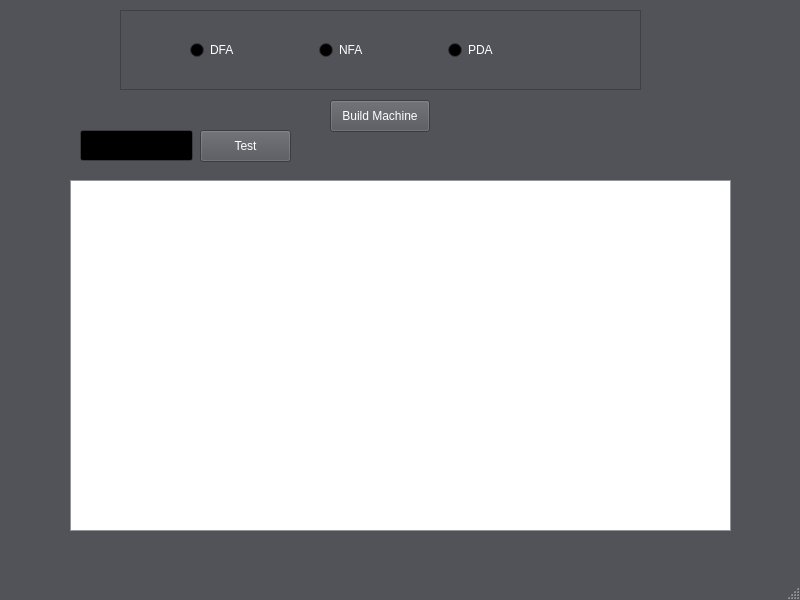
The window that FiniteStateMachinesApp/mainwindow.ui (noah2734/FiniteStateMachines) describes before a commit, drawn with Qt 5.
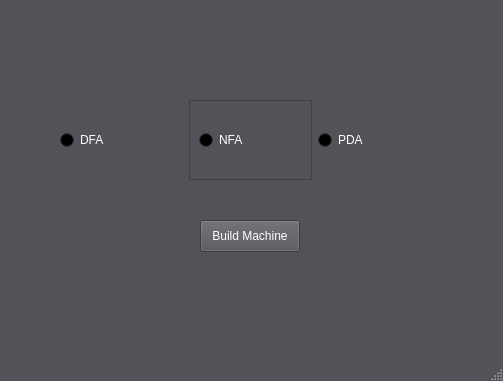
The same window after the commit.

The edit to the form file:
```diff
--- a/FiniteStateMachinesApp/mainwindow.ui
+++ b/FiniteStateMachinesApp/mainwindow.ui
@@ -6,8 +6,8 @@
    <rect>
     <x>0</x>
     <y>0</y>
-    <width>800</width>
-    <height>600</height>
+    <width>503</width>
+    <height>381</height>
    </rect>
   </property>
   <property name="palette">
@@ -456,515 +456,11 @@
    <string>MainWindow</string>
   </property>
   <widget class="QWidget" name="centralwidget">
-   <widget class="QGraphicsView" name="graphicsView">
-    <property name="geometry">
-     <rect>
-      <x>70</x>
-      <y>180</y>
-      <width>661</width>
-      <height>351</height>
-     </rect>
-    </property>
-    <property name="palette">
-     <palette>
-      <active>
-       <colorrole role="WindowText">
-        <brush brushstyle="SolidPattern">
-         <color alpha="255">
-          <red>0</red>
-          <green>0</green>
-          <blue>0</blue>
-         </color>
-        </brush>
-       </colorrole>
-       <colorrole role="Button">
-        <brush brushstyle="SolidPattern">
-         <color alpha="255">
-          <red>190</red>
-          <green>193</green>
-          <blue>204</blue>
-         </color>
-        </brush>
-       </colorrole>
-       <colorrole role="Light">
-        <brush brushstyle="SolidPattern">
-         <color alpha="255">
-          <red>255</red>
-          <green>255</green>
-          <blue>255</blue>
-         </color>
-        </brush>
-       </colorrole>
-       <colorrole role="Midlight">
-        <brush brushstyle="SolidPattern">
-         <color alpha="255">
-          <red>222</red>
-          <green>224</green>
-          <blue>229</blue>
-         </color>
-        </brush>
-       </colorrole>
-       <colorrole role="Dark">
-        <brush brushstyle="SolidPattern">
-         <color alpha="255">
-          <red>95</red>
-          <green>97</green>
-          <blue>102</blue>
-         </color>
-        </brush>
-       </colorrole>
-       <colorrole role="Mid">
-        <brush brushstyle="SolidPattern">
-         <color alpha="255">
-          <red>126</red>
-          <green>129</green>
-          <blue>136</blue>
-         </color>
-        </brush>
-       </colorrole>
-       <colorrole role="Text">
-        <brush brushstyle="SolidPattern">
-         <color alpha="255">
-          <red>0</red>
-          <green>0</green>
-          <blue>0</blue>
-         </color>
-        </brush>
-       </colorrole>
-       <colorrole role="BrightText">
-        <brush brushstyle="SolidPattern">
-         <color alpha="255">
-          <red>255</red>
-          <green>255</green>
-          <blue>255</blue>
-         </color>
-        </brush>
-       </colorrole>
-       <colorrole role="ButtonText">
-        <brush brushstyle="SolidPattern">
-         <color alpha="255">
-          <red>0</red>
-          <green>0</green>
-          <blue>0</blue>
-         </color>
-        </brush>
-       </colorrole>
-       <colorrole role="Base">
-        <brush brushstyle="SolidPattern">
-         <color alpha="255">
-          <red>255</red>
-          <green>255</green>
-          <blue>255</blue>
-         </color>
-        </brush>
-       </colorrole>
-       <colorrole role="Window">
-        <brush brushstyle="SolidPattern">
-         <color alpha="255">
-          <red>190</red>
-          <green>193</green>
-          <blue>204</blue>
-         </color>
-        </brush>
-       </colorrole>
-       <colorrole role="Shadow">
-        <brush brushstyle="SolidPattern">
-         <color alpha="255">
-          <red>0</red>
-          <green>0</green>
-          <blue>0</blue>
-         </color>
-        </brush>
-       </colorrole>
-       <colorrole role="AlternateBase">
-        <brush brushstyle="SolidPattern">
-         <color alpha="255">
-          <red>222</red>
-          <green>224</green>
-          <blue>229</blue>
-         </color>
-        </brush>
-       </colorrole>
-       <colorrole role="ToolTipBase">
-        <brush brushstyle="SolidPattern">
-         <color alpha="255">
-          <red>255</red>
-          <green>255</green>
-          <blue>220</blue>
-         </color>
-        </brush>
-       </colorrole>
-       <colorrole role="ToolTipText">
-        <brush brushstyle="SolidPattern">
-         <color alpha="255">
-          <red>0</red>
-          <green>0</green>
-          <blue>0</blue>
-         </color>
-        </brush>
-       </colorrole>
-       <colorrole role="PlaceholderText">
-        <brush brushstyle="SolidPattern">
-         <color alpha="127">
-          <red>0</red>
-          <green>0</green>
-          <blue>0</blue>
-         </color>
-        </brush>
-       </colorrole>
-      </active>
-      <inactive>
-       <colorrole role="WindowText">
-        <brush brushstyle="SolidPattern">
-         <color alpha="255">
-          <red>0</red>
-          <green>0</green>
-          <blue>0</blue>
-         </color>
-        </brush>
-       </colorrole>
-       <colorrole role="Button">
-        <brush brushstyle="SolidPattern">
-         <color alpha="255">
-          <red>190</red>
-          <green>193</green>
-          <blue>204</blue>
-         </color>
-        </brush>
-       </colorrole>
-       <colorrole role="Light">
-        <brush brushstyle="SolidPattern">
-         <color alpha="255">
-          <red>255</red>
-          <green>255</green>
-          <blue>255</blue>
-         </color>
-        </brush>
-       </colorrole>
-       <colorrole role="Midlight">
-        <brush brushstyle="SolidPattern">
-         <color alpha="255">
-          <red>222</red>
-          <green>224</green>
-          <blue>229</blue>
-         </color>
-        </brush>
-       </colorrole>
-       <colorrole role="Dark">
-        <brush brushstyle="SolidPattern">
-         <color alpha="255">
-          <red>95</red>
-          <green>97</green>
-          <blue>102</blue>
-         </color>
-        </brush>
-       </colorrole>
-       <colorrole role="Mid">
-        <brush brushstyle="SolidPattern">
-         <color alpha="255">
-          <red>126</red>
-          <green>129</green>
-          <blue>136</blue>
-         </color>
-        </brush>
-       </colorrole>
-       <colorrole role="Text">
-        <brush brushstyle="SolidPattern">
-         <color alpha="255">
-          <red>0</red>
-          <green>0</green>
-          <blue>0</blue>
-         </color>
-        </brush>
-       </colorrole>
-       <colorrole role="BrightText">
-        <brush brushstyle="SolidPattern">
-         <color alpha="255">
-          <red>255</red>
-          <green>255</green>
-          <blue>255</blue>
-         </color>
-        </brush>
-       </colorrole>
-       <colorrole role="ButtonText">
-        <brush brushstyle="SolidPattern">
-         <color alpha="255">
-          <red>0</red>
-          <green>0</green>
-          <blue>0</blue>
-         </color>
-        </brush>
-       </colorrole>
-       <colorrole role="Base">
-        <brush brushstyle="SolidPattern">
-         <color alpha="255">
-          <red>255</red>
-          <green>255</green>
-          <blue>255</blue>
-         </color>
-        </brush>
-       </colorrole>
-       <colorrole role="Window">
-        <brush brushstyle="SolidPattern">
-         <color alpha="255">
-          <red>190</red>
-          <green>193</green>
-          <blue>204</blue>
-         </color>
-        </brush>
-       </colorrole>
-       <colorrole role="Shadow">
-        <brush brushstyle="SolidPattern">
-         <color alpha="255">
-          <red>0</red>
-          <green>0</green>
-          <blue>0</blue>
-         </color>
-        </brush>
-       </colorrole>
-       <colorrole role="AlternateBase">
-        <brush brushstyle="SolidPattern">
-         <color alpha="255">
-          <red>222</red>
-          <green>224</green>
-          <blue>229</blue>
-         </color>
-        </brush>
-       </colorrole>
-       <colorrole role="ToolTipBase">
-        <brush brushstyle="SolidPattern">
-         <color alpha="255">
-          <red>255</red>
-          <green>255</green>
-          <blue>220</blue>
-         </color>
-        </brush>
-       </colorrole>
-       <colorrole role="ToolTipText">
-        <brush brushstyle="SolidPattern">
-         <color alpha="255">
-          <red>0</red>
-          <green>0</green>
-          <blue>0</blue>
-         </color>
-        </brush>
-       </colorrole>
-       <colorrole role="PlaceholderText">
-        <brush brushstyle="SolidPattern">
-         <color alpha="127">
-          <red>0</red>
-          <green>0</green>
-          <blue>0</blue>
-         </color>
-        </brush>
-       </colorrole>
-      </inactive>
-      <disabled>
-       <colorrole role="WindowText">
-        <brush brushstyle="SolidPattern">
-         <color alpha="255">
-          <red>95</red>
-          <green>97</green>
-          <blue>102</blue>
-         </color>
-        </brush>
-       </colorrole>
-       <colorrole role="Button">
-        <brush brushstyle="SolidPattern">
-         <color alpha="255">
-          <red>190</red>
-          <green>193</green>
-          <blue>204</blue>
-         </color>
-        </brush>
-       </colorrole>
-       <colorrole role="Light">
-        <brush brushstyle="SolidPattern">
-         <color alpha="255">
-          <red>255</red>
-          <green>255</green>
-          <blue>255</blue>
-         </color>
-        </brush>
-       </colorrole>
-       <colorrole role="Midlight">
-        <brush brushstyle="SolidPattern">
-         <color alpha="255">
-          <red>222</red>
-          <green>224</green>
-          <blue>229</blue>
-         </color>
-        </brush>
-       </colorrole>
-       <colorrole role="Dark">
-        <brush brushstyle="SolidPattern">
-         <color alpha="255">
-          <red>95</red>
-          <green>97</green>
-          <blue>102</blue>
-         </color>
-        </brush>
-       </colorrole>
-       <colorrole role="Mid">
-        <brush brushstyle="SolidPattern">
-         <color alpha="255">
-          <red>126</red>
-          <green>129</green>
-          <blue>136</blue>
-         </color>
-        </brush>
-       </colorrole>
-       <colorrole role="Text">
-        <brush brushstyle="SolidPattern">
-         <color alpha="255">
-          <red>95</red>
-          <green>97</green>
-          <blue>102</blue>
-         </color>
-        </brush>
-       </colorrole>
-       <colorrole role="BrightText">
-        <brush brushstyle="SolidPattern">
-         <color alpha="255">
-          <red>255</red>
-          <green>255</green>
-          <blue>255</blue>
-         </color>
-        </brush>
-       </colorrole>
-       <colorrole role="ButtonText">
-        <brush brushstyle="SolidPattern">
-         <color alpha="255">
-          <red>95</red>
-          <green>97</green>
-          <blue>102</blue>
-         </color>
-        </brush>
-       </colorrole>
-       <colorrole role="Base">
-        <brush brushstyle="SolidPattern">
-         <color alpha="255">
-          <red>190</red>
-          <green>193</green>
-          <blue>204</blue>
-         </color>
-        </brush>
-       </colorrole>
-       <colorrole role="Window">
-        <brush brushstyle="SolidPattern">
-         <color alpha="255">
-          <red>190</red>
-          <green>193</green>
-          <blue>204</blue>
-         </color>
-        </brush>
-       </colorrole>
-       <colorrole role="Shadow">
-        <brush brushstyle="SolidPattern">
-         <color alpha="255">
-          <red>0</red>
-          <green>0</green>
-          <blue>0</blue>
-         </color>
-        </brush>
-       </colorrole>
-       <colorrole role="AlternateBase">
-        <brush brushstyle="SolidPattern">
-         <color alpha="255">
-          <red>190</red>
-          <green>193</green>
-          <blue>204</blue>
-         </color>
-        </brush>
-       </colorrole>
-       <colorrole role="ToolTipBase">
-        <brush brushstyle="SolidPattern">
-         <color alpha="255">
-          <red>255</red>
-          <green>255</green>
-          <blue>220</blue>
-         </color>
-        </brush>
-       </colorrole>
-       <colorrole role="ToolTipText">
-        <brush brushstyle="SolidPattern">
-         <color alpha="255">
-          <red>0</red>
-          <green>0</green>
-          <blue>0</blue>
-         </color>
-        </brush>
-       </colorrole>
-       <colorrole role="PlaceholderText">
-        <brush brushstyle="SolidPattern">
-         <color alpha="127">
-          <red>95</red>
-          <green>97</green>
-          <blue>102</blue>
-         </color>
-        </brush>
-       </colorrole>
-      </disabled>
-     </palette>
-    </property>
-    <property name="styleSheet">
-     <string notr="true"/>
-    </property>
-   </widget>
-   <widget class="QFrame" name="frame">
-    <property name="geometry">
-     <rect>
-      <x>120</x>
-      <y>10</y>
-      <width>521</width>
-      <height>80</height>
-     </rect>
-    </property>
-    <property name="frameShape">
-     <enum>QFrame::StyledPanel</enum>
-    </property>
-    <property name="frameShadow">
-     <enum>QFrame::Raised</enum>
-    </property>
-    <widget class="QWidget" name="horizontalLayoutWidget">
-     <property name="geometry">
-      <rect>
-       <x>70</x>
-       <y>0</y>
-       <width>381</width>
-       <height>80</height>
-      </rect>
-     </property>
-     <layout class="QHBoxLayout" name="horizontalLayout">
-      <item>
-       <widget class="QRadioButton" name="DFARadio">
-        <property name="text">
-         <string>DFA</string>
-        </property>
-       </widget>
-      </item>
-      <item>
-       <widget class="QRadioButton" name="NFARadio">
-        <property name="text">
-         <string>NFA</string>
-        </property>
-       </widget>
-      </item>
-      <item>
-       <widget class="QRadioButton" name="PDARadio">
-        <property name="text">
-         <string>PDA</string>
-        </property>
-       </widget>
-      </item>
-     </layout>
-    </widget>
-   </widget>
    <widget class="QPushButton" name="BuildButton">
     <property name="geometry">
      <rect>
-      <x>330</x>
-      <y>100</y>
+      <x>200</x>
+      <y>220</y>
       <width>100</width>
       <height>32</height>
      </rect>
@@ -973,28 +469,54 @@
      <string>Build Machine</string>
     </property>
    </widget>
-   <widget class="QLineEdit" name="lineEdit">
+   <widget class="QWidget" name="horizontalLayoutWidget">
     <property name="geometry">
      <rect>
-      <x>80</x>
-      <y>130</y>
-      <width>113</width>
-      <height>31</height>
+      <x>60</x>
+      <y>100</y>
+      <width>381</width>
+      <height>80</height>
      </rect>
     </property>
-   </widget>
-   <widget class="QPushButton" name="TestButton">
-    <property name="geometry">
-     <rect>
-      <x>200</x>
-      <y>130</y>
-      <width>91</width>
-      <height>32</height>
-     </rect>
-    </property>
-    <property name="text">
-     <string>Test</string>
-    </property>
+    <layout class="QHBoxLayout" name="horizontalLayout">
+     <item>
+      <widget class="QRadioButton" name="DFARadio">
+       <property name="text">
+        <string>DFA</string>
+       </property>
+      </widget>
+     </item>
+     <item>
+      <widget class="QFrame" name="frame">
+       <property name="frameShape">
+        <enum>QFrame::StyledPanel</enum>
+       </property>
+       <property name="frameShadow">
+        <enum>QFrame::Raised</enum>
+       </property>
+       <widget class="QRadioButton" name="NFARadio">
+        <property name="geometry">
+         <rect>
+          <x>10</x>
+          <y>30</y>
+          <width>90</width>
+          <height>20</height>
+         </rect>
+        </property>
+        <property name="text">
+         <string>NFA</string>
+        </property>
+       </widget>
+      </widget>
+     </item>
+     <item>
+      <widget class="QRadioButton" name="PDARadio">
+       <property name="text">
+        <string>PDA</string>
+       </property>
+      </widget>
+     </item>
+    </layout>
    </widget>
   </widget>
   <widget class="QMenuBar" name="menubar">
```
Left out of the diff: 4 changed lines with no effect on the pictures.
